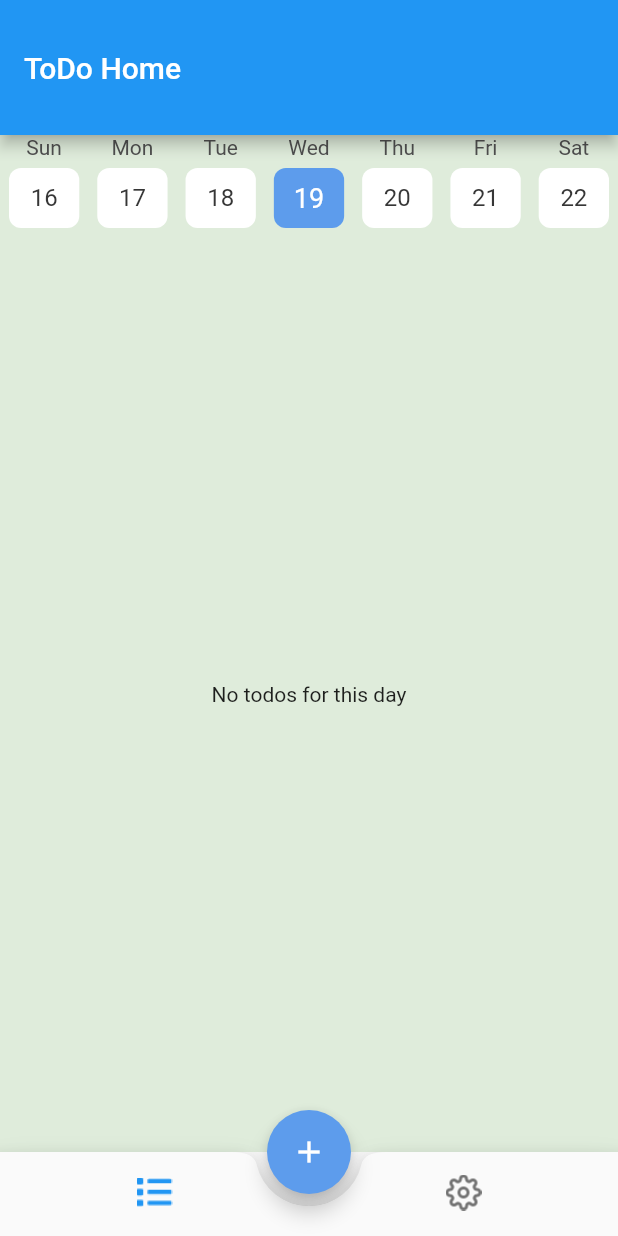
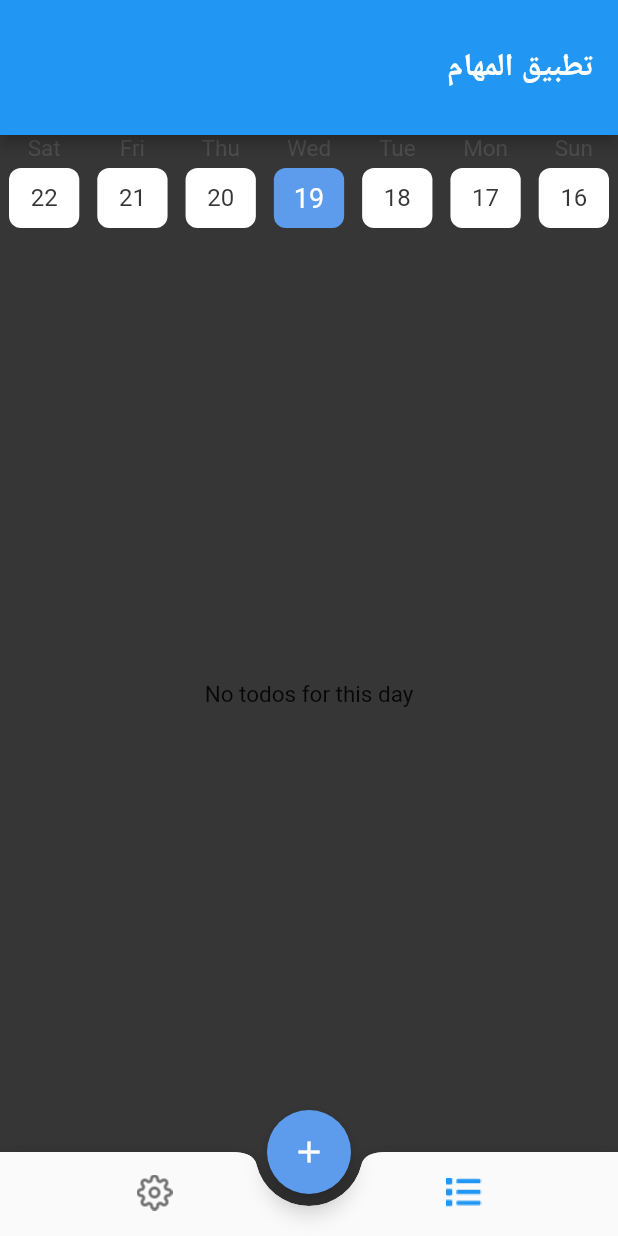
Before and after one commit to marwan-mohamed163/flutter_basics, a Flutter app: the screen it shows after launch, on a phone screen of 412 x 824 dp. Run offline on Flutter 3.47's test engine with Material 2 defaults, Android fonts, the phone set to English and light mode, and no system bars; drawn by our look-alikes of table_calendar; our stand-ins replace flutter_slidable, hive, hive_flutter, visibility_detector; accounts and stored records are empty; generated files the repository leaves out were written again.

Commit message:
finish of theme ang language

```diff
--- /dev/null
+++ b/l10n.yaml
@@ -0,0 +1,3 @@
+arb-dir: lib/l10n
+template-arb-file: app_en.arb
+output-localization-file: app_localizations.dart
--- a/lib/main.dart
+++ b/lib/main.dart
@@ -1,9 +1,12 @@
 import 'package:flutter/material.dart';
+import 'package:flutter_localizations/flutter_localizations.dart';
+import 'package:provider/provider.dart';
 import 'package:to_do_app/ui/HomeScreen.dart';
 import 'package:to_do_app/ui/home/dataBase/MyDataBase.dart';
 import 'package:to_do_app/ui/home/editTodo/EditTodo.dart';
-
-
+import 'package:to_do_app/ui/provider/LocalizationProvider.dart';
+import 'package:to_do_app/ui/provider/ThemeProvider.dart';
+import 'package:flutter_gen/gen_l10n/app_localizations.dart';
 void main() {
   initDataBase();
   runApp( MyApp());
@@ -13,20 +16,49 @@ class MyThemeData{
   static var accentColor =Color.fromRGBO(223, 236, 219, 1.0);
   static var whiteColor =Color.fromRGBO(255, 255, 255, 1);
   static var blackColor =Color.fromRGBO(54, 54, 54, 1.0);
+  static final lightTheme =ThemeData(
+      primaryColor: MyThemeData.primaryColor,
+      accentColor: MyThemeData.accentColor,
+      scaffoldBackgroundColor: MyThemeData.accentColor,
+      floatingActionButtonTheme: FloatingActionButtonThemeData(
+          backgroundColor:
+          MyThemeData.primaryColor
+      )
+  );
+  static final darkTheme =ThemeData(
+      primaryColor: MyThemeData.primaryColor,
+      accentColor: MyThemeData.accentColor,
+      scaffoldBackgroundColor: MyThemeData.blackColor,
+      floatingActionButtonTheme: FloatingActionButtonThemeData(
+          backgroundColor:
+          MyThemeData.primaryColor
+      )
+  );
 }
 
 class MyApp extends StatelessWidget {
   @override
   Widget build(BuildContext context) {
+    return ChangeNotifierProvider(
+      create: (context)=>LocalizationProvider(),
+      builder: (context,widget){
+        return ChangeNotifierProvider(
+          create: (context) => ThemeProvider(),
+          builder:(context,Widget){
+            final themeProvider = Provider.of<ThemeProvider>(context);
+            final localeProvider = Provider.of<LocalizationProvider>(context);
             return MaterialApp(
-      theme: ThemeData(
-        primaryColor: MyThemeData.primaryColor,
-        accentColor: MyThemeData.accentColor,
-        floatingActionButtonTheme: FloatingActionButtonThemeData(
-          backgroundColor:
-            MyThemeData.primaryColor
-        )
-      ),
+              localizationsDelegates: [
+                AppLocalizations.delegate,
+                GlobalMaterialLocalizations.delegate,
+                GlobalWidgetsLocalizations.delegate,
+                GlobalCupertinoLocalizations.delegate,
+              ],
+              supportedLocales: AppLocalizations.supportedLocales,
+              locale: Locale(localeProvider.locale,''),
+              themeMode: themeProvider.themeMode,
+              theme: MyThemeData.lightTheme,
+              darkTheme:MyThemeData.darkTheme,
               routes: {
                 HomeScreen.ROUTE_NAME:(context)=>HomeScreen(),
                 EditTodo.ROUTE_NAME:(context)=>EditTodo(),
@@ -34,5 +66,10 @@ class MyApp extends StatelessWidget {
               initialRoute:HomeScreen.ROUTE_NAME ,
             );
 
+          },
+
+        );
+      },
+    );
     }
   }
--- a/lib/ui/HomeScreen.dart
+++ b/lib/ui/HomeScreen.dart
@@ -2,75 +2,79 @@ import 'package:flutter/material.dart';
 import 'package:flutter/rendering.dart';
 import 'package:to_do_app/main.dart';
 import 'package:to_do_app/ui/home/addTodo/AddTodoBottomSheet.dart';
-import 'package:to_do_app/ui/home/settings/SettingsFragment.dart';
-
+import 'package:to_do_app/ui/settings/SettingsFragment.dart';
+import 'package:flutter_gen/gen_l10n/app_localizations.dart';
 import 'home/list/ListFragment.dart';
 
-class HomeScreen extends StatefulWidget{
-  static final String ROUTE_NAME ='home';
+class HomeScreen extends StatefulWidget {
+  static final String ROUTE_NAME = 'home';
 
   @override
   State<HomeScreen> createState() => _HomeScreenState();
 }
 
 class _HomeScreenState extends State<HomeScreen> {
-  int selectedIndex=0;
+  int selectedIndex = 0;
 
   @override
   Widget build(BuildContext context) {
     return Scaffold(
         floatingActionButton: FloatingActionButton(
-        onPressed:(){
+          onPressed: () {
             openAddTodo();
           },
-        child: Icon(Icons.add,color: MyThemeData.whiteColor,),
-
+          child: Icon(
+            Icons.add,
+            color: MyThemeData.whiteColor,
+          ),
         ),
         floatingActionButtonLocation: FloatingActionButtonLocation.centerDocked,
+        appBar: AppBar(
+          toolbarHeight: 90,
+          title: Text(AppLocalizations.of(context)!.titleApp,textAlign: TextAlign.center,),
+        ),
         bottomNavigationBar: BottomAppBar(
             shape: CircularNotchedRectangle(),
             notchMargin: 8,
             clipBehavior: Clip.antiAlias,
-          child:BottomNavigationBar(
-            showSelectedLabels:false ,
+            child: BottomNavigationBar(
+              showSelectedLabels: false,
               showUnselectedLabels: false,
               onTap: onBottomNavigationItem,
               currentIndex: selectedIndex,
-            items:<BottomNavigationBarItem>[
+              items: <BottomNavigationBarItem>[
                 BottomNavigationBarItem(
                     icon: ImageIcon(AssetImage('assets/image/icon_list.png')),
                     label: 'TodoList'),
-              BottomNavigationBarItem(icon: ImageIcon(AssetImage('assets/image/icon_settings.png')),
+                BottomNavigationBarItem(
+                    icon:
+                        ImageIcon(AssetImage('assets/image/icon_settings.png')),
                     label: 'Settings')
               ],
             )),
-      appBar:AppBar(title: Text('ToDo Home'),
-        toolbarHeight: 90,
-      ),
-      body:mainViewItem()
-    );
+
+        body: mainViewItem());
   }
-  void openAddTodo(){
-    showModalBottomSheet(context: context, builder:(builder){
+
+  void openAddTodo() {
+    showModalBottomSheet(
+      context: context,
+      builder: (builder) {
         return AddTodoBottomSheet();
       },
       isScrollControlled: true,
-
     );
-
-
   }
 
-   mainViewItem(){
-    if(selectedIndex==0)
+  mainViewItem() {
+    if (selectedIndex == 0)
       return ListFragment();
-  else if(selectedIndex==1)
-    return  SettingsFragment();
+    else if (selectedIndex == 1) return SettingsFragment();
   }
 
-  void onBottomNavigationItem(int pos){
+  void onBottomNavigationItem(int pos) {
     setState(() {
-      selectedIndex=pos;
+      selectedIndex = pos;
     });
   }
 }
--- a/lib/ui/home/addTodo/AddTodoBottomSheet.dart
+++ b/lib/ui/home/addTodo/AddTodoBottomSheet.dart
@@ -106,8 +106,8 @@ class _AddTodoBottomSheetState extends State<AddTodoBottomSheet> {
          initialDate:DateTime.now(),
          firstDate: DateTime.now(),
          lastDate: DateTime.now().add(const Duration(days: 365)), context:context);
+    date = chooseDate ;
     this.setState(() {
-      date = chooseDate ;
       if(dateError!=null){
         dateError=false;
       }
--- a/lib/ui/home/dataBase/model/Todo.dart
+++ b/lib/ui/home/dataBase/model/Todo.dart
@@ -1,4 +1,5 @@
 import 'package:hive/hive.dart';
+import 'package:hive_flutter/hive_flutter.dart';
 part 'Todo.g.dart';
 @HiveType(typeId: 0)
 class Todo extends HiveObject {
--- a/lib/ui/home/editTodo/EditTodo.dart
+++ b/lib/ui/home/editTodo/EditTodo.dart
@@ -182,8 +182,8 @@ class _EditTodoState extends State<EditTodo> {
         initialDate: DateTime.now(),
         firstDate: DateTime.now(),
         lastDate: DateTime.now().add(Duration(days: 365)),context: context);
+    date=chooseDate;
     setState(() {
-      date=chooseDate;
       if(dateError!=null){
         dateError=false;
       }
--- a/lib/ui/home/list/ListFragment.dart
+++ b/lib/ui/home/list/ListFragment.dart
@@ -1,5 +1,3 @@
-import 'dart:async';
-
 import 'package:flutter/material.dart';
 import 'package:hive/hive.dart';
 import 'package:table_calendar/table_calendar.dart';
@@ -26,7 +24,6 @@ class _ListFragmentState extends State<ListFragment> {
         getTodoFormBox();
       },
       child: Container(
-        color: MyThemeData.accentColor,
         child: Column(
           children: [
             TableCalendar(
@@ -65,7 +62,7 @@ class _ListFragmentState extends State<ListFragment> {
               weekendDays: [],
             ),
             Expanded(
-                child:todosList.length >0 ?
+                child:todosList.isNotEmpty ?
                 ListView.builder(   itemCount: todosList.length,
                 itemBuilder: (context, index) {
                 return TodoItem(todosList[index],onDeleteItem,onCheckItem,onItemPressed);
@@ -81,7 +78,6 @@ class _ListFragmentState extends State<ListFragment> {
   }
 
   void onDeleteItem(Todo item)async{
-    print(item.title);
     var box =await Hive.openBox<Todo>(Todo.BOX_NAME);
     int index = box.values.toList().indexOf(item);
     box.deleteAt(index);
@@ -89,12 +85,10 @@ class _ListFragmentState extends State<ListFragment> {
   }
 
   void onCheckItem(Todo item)async{
-    print('item before change its sate ${item.isDone}');
     var box = await Hive.openBox<Todo>(Todo.BOX_NAME);
     int index = box.values.toList().indexOf(item);
     item.isDone = item.isDone?false:true;
     box.putAt(index, item);
-    print(box.values.toList().elementAt(index).isDone);
     getTodoFormBox();
   }
 
@@ -106,7 +100,6 @@ class _ListFragmentState extends State<ListFragment> {
 
   @override
   void initState() {
-    // TODO: implement initState
     super.initState();
     getTodoFormBox();
   }
--- /dev/null
+++ b/lib/ui/provider/LocalizationProvider.dart
@@ -0,0 +1,11 @@
+import 'package:flutter/material.dart';
+
+class LocalizationProvider extends ChangeNotifier{
+  String locale ='ar';
+
+  void changeLocale(String newLocale){
+    if(newLocale==locale)return;
+    locale = newLocale;
+    notifyListeners();
+  }
+}
--- a/pubspec.yaml
+++ b/pubspec.yaml
@@ -29,11 +29,16 @@ environment:
 dependencies:
   flutter:
     sdk: flutter
+  flutter_localizations:
+    sdk: flutter
+  intl: ^0.17.0
   table_calendar: ^3.0.3
   flutter_slidable: ^0.6.0
   hive: ^2.0.5
   hive_flutter: ^1.1.0
   visibility_detector: ^0.2.2
+  provider: ^6.0.2
+
 
 
   # The following adds the Cupertino Icons font to your application.
@@ -59,6 +64,7 @@ dev_dependencies:
 # The following section is specific to Flutter.
 flutter:
 
+  generate: true
   # The following line ensures that the Material Icons font is
   # included with your application, so that you can use the icons in
   # the material Icons class.
```
Also changed, not shown: lib/l10n/app_ar.arb (added, +9 -0 lines), lib/l10n/app_en.arb (added, +9 -0 lines), lib/ui/home/settings/SettingsFragment.dart (deleted, +0 -8 lines), lib/ui/provider/ThemeProvider.dart (added, +18 -0 lines), lib/ui/settings/LocaleBottomSheet.dart (added, +57 -0 lines), lib/ui/settings/SettingsFragment.dart (added, +94 -0 lines), lib/ui/settings/ThemeBottomSheet.dart (added, +54 -0 lines), pubspec.lock. Lines whose indentation alone changed are shown as unchanged.
